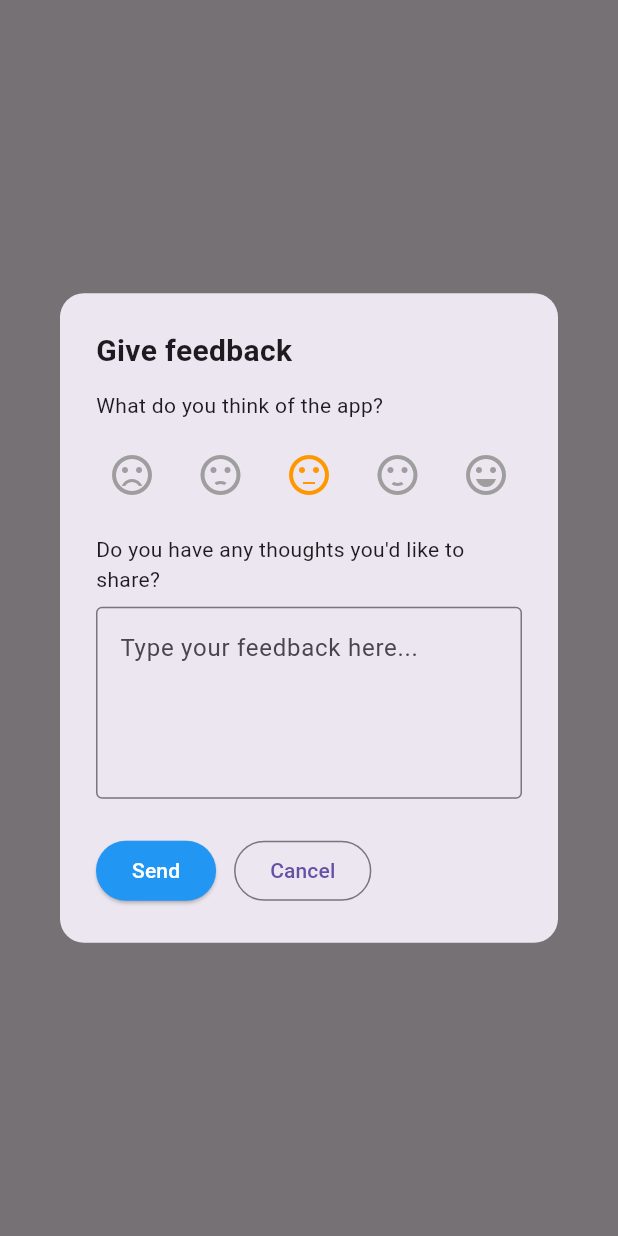
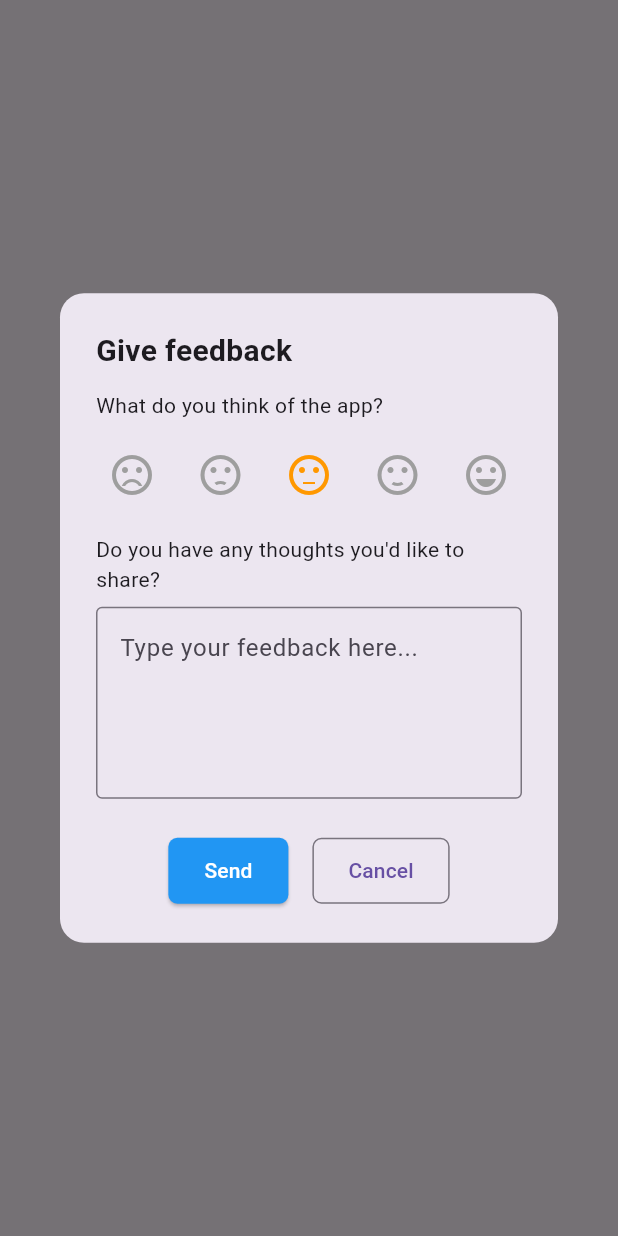
Before and after one commit to jcobeadev/hotline-app, a Flutter app: what showFeedbackDialog() shows on an empty page, opened directly, on a phone screen of 412 x 824 dp. Run offline on Flutter 3.47's test engine with Material 3 defaults, Android fonts, the phone set to English and light mode, and no system bars; our stand-ins replace hive, hive_flutter, lottie, package_info_plus, supabase_flutter; accounts and stored records are empty.

Commit message:
Center align the feedbck buttons

```diff
--- a/lib/components/feedback.dart
+++ b/lib/components/feedback.dart
@@ -39,7 +39,8 @@ Future<void> showFeedbackDialog(BuildContext context) async {
                     return IconButton(
                       icon: Icon(
                         icon,
-                        color: selectedMood == index ? Colors.orange : Colors.grey,
+                        color:
+                            selectedMood == index ? Colors.orange : Colors.grey,
                         size: 32,
                       ),
                       onPressed: () => setState(() => selectedMood = index),
@@ -59,25 +60,39 @@ Future<void> showFeedbackDialog(BuildContext context) async {
                 ),
                 const SizedBox(height: 24),
                 Row(
+                  mainAxisAlignment: MainAxisAlignment.center,
                   children: [
                     ElevatedButton(
                       onPressed: () async {
-                        await _submitFeedback(context, selectedMood, controller.text.trim());
+                        await _submitFeedback(
+                            context, selectedMood, controller.text.trim());
                         Navigator.pop(context);
                       },
                       style: ElevatedButton.styleFrom(
                         backgroundColor: Colors.blue,
                         foregroundColor: Colors.white,
+                        shape: RoundedRectangleBorder(
+                          borderRadius: BorderRadius.circular(6),
+                        ),
+                        padding: const EdgeInsets.symmetric(
+                            horizontal: 24, vertical: 12),
                       ),
                       child: const Text('Send'),
                     ),
-                    const SizedBox(width: 12),
+                    const SizedBox(width: 16),
                     OutlinedButton(
                       onPressed: () => Navigator.pop(context),
+                      style: OutlinedButton.styleFrom(
+                        shape: RoundedRectangleBorder(
+                          borderRadius: BorderRadius.circular(6),
+                        ),
+                        padding: const EdgeInsets.symmetric(
+                            horizontal: 24, vertical: 12),
+                      ),
                       child: const Text('Cancel'),
                     ),
                   ],
-                )
+                ),
               ],
             ),
           ),
@@ -87,7 +102,8 @@ Future<void> showFeedbackDialog(BuildContext context) async {
   );
 }
 
-Future<void> _submitFeedback(BuildContext context, int mood, String message) async {
+Future<void> _submitFeedback(
+    BuildContext context, int mood, String message) async {
   try {
     final supabase = Supabase.instance.client;
     await supabase.from('Feedbacks').insert({
```
